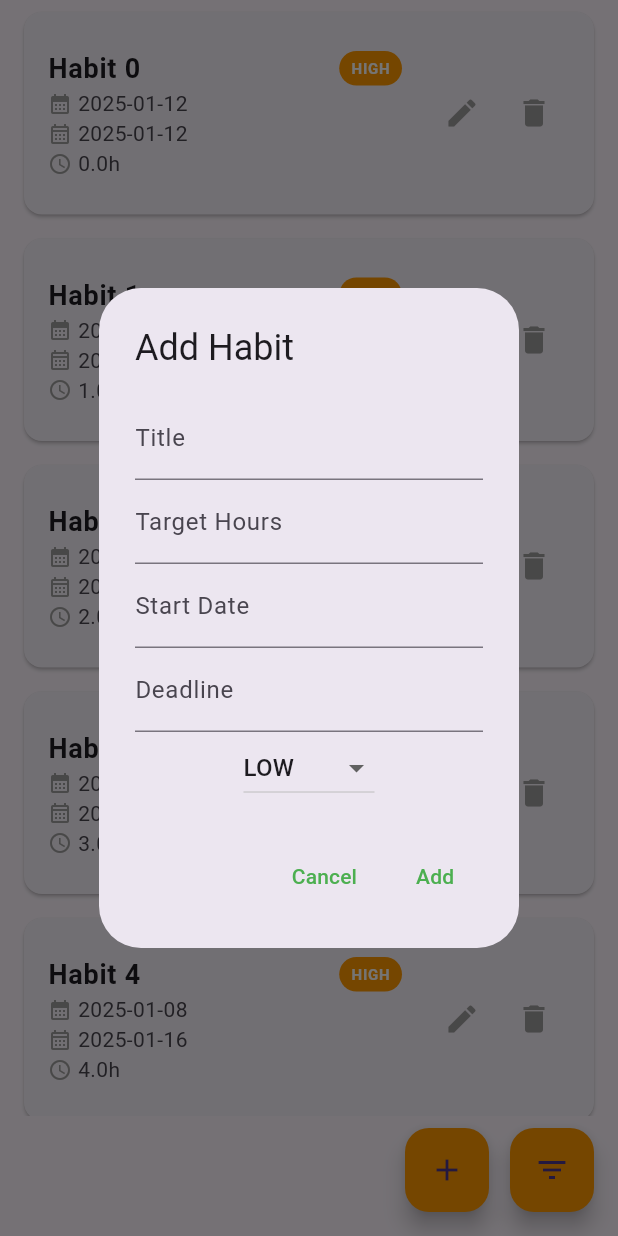
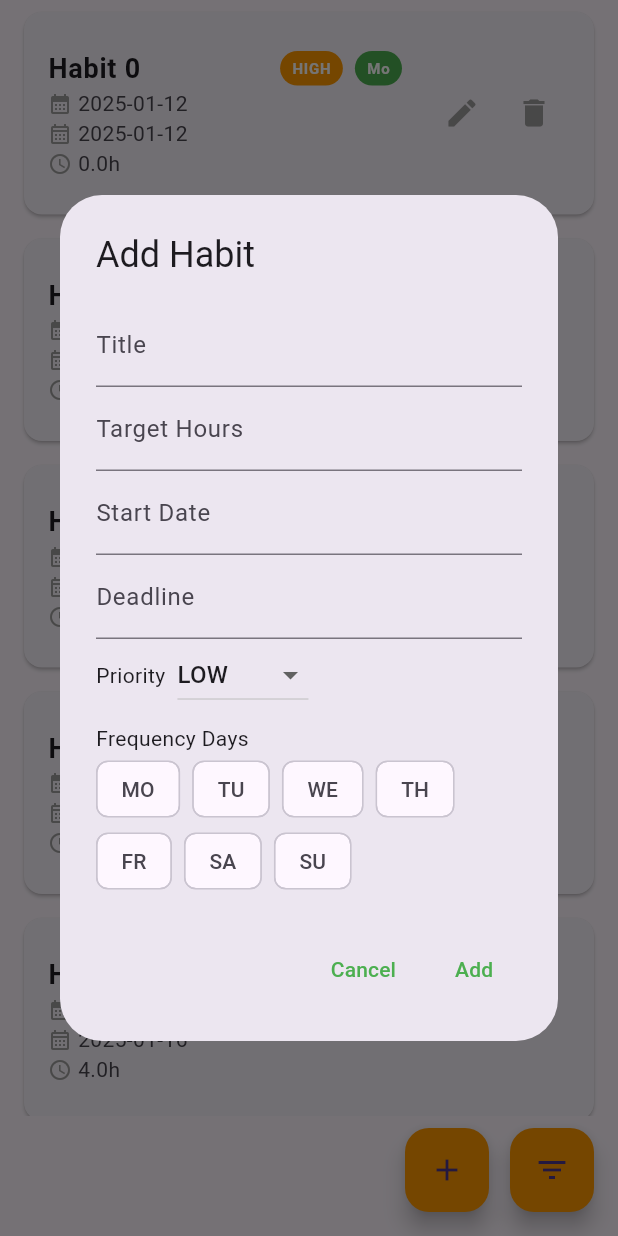
Before and after one commit to sk4ndal-commits/habitlyy, a Flutter app: the HabitsView screen opened directly, after a tap on the "add" icon, on a phone screen of 412 x 824 dp. Run offline on Flutter 3.47's test engine with Material 3 defaults, Android fonts, the light colour scheme and no system bars; our stand-ins replace get_it.

Commit message:
Add frequency to add habit button

```diff
--- a/lib/views/habits/habit_view.dart
+++ b/lib/views/habits/habit_view.dart
@@ -1,5 +1,6 @@
 import 'package:flutter/material.dart';
 
+import '../../enums/frequency_days.dart';
 import '../../enums/habit_priority.dart';
 import '../../viewmodels/habits/habit_viewmodel.dart';
 
@@ -43,6 +44,22 @@ class HabitView extends StatelessWidget {
                 ),
               ),
             ),
+            SizedBox(width: 8.0),
+            Container(
+              padding: EdgeInsets.symmetric(horizontal: 8.0, vertical: 4.0),
+              decoration: BoxDecoration(
+                color: Colors.green,
+                borderRadius: BorderRadius.circular(12.0),
+              ),
+              child: Text(
+                _abbreviateFrequencyDays(habit.frequencyDays),
+                style: TextStyle(
+                  color: Colors.white,
+                  fontSize: 10.0,
+                  fontWeight: FontWeight.bold,
+                ),
+              ),
+            ),
           ],
         ),
         subtitle: Column(
@@ -57,7 +74,8 @@ class HabitView extends StatelessWidget {
             ),
             Row(
               children: [
-                Icon(Icons.calendar_month_outlined, size: 16.0, color: Colors.grey),
+                Icon(Icons.calendar_month_outlined,
+                    size: 16.0, color: Colors.grey),
                 SizedBox(width: 4.0),
                 Text('${habit.deadline.toLocal().toString().split(' ')[0]}'),
               ],
@@ -80,6 +98,30 @@ class HabitView extends StatelessWidget {
         ),
       ),
     );
+  }
+
+  String _abbreviateFrequencyDays(List<FrequencyDays>? frequencyDays) {
+    if (frequencyDays == null || frequencyDays.isEmpty) {
+      return '';
+    }
+    return frequencyDays.map((day) {
+      switch (day) {
+        case FrequencyDays.MONDAY:
+          return 'Mo';
+        case FrequencyDays.TUESDAY:
+          return 'Tu';
+        case FrequencyDays.WEDNESDAY:
+          return 'We';
+        case FrequencyDays.THURSDAY:
+          return 'Th';
+        case FrequencyDays.FRIDAY:
+          return 'Fr';
+        case FrequencyDays.SATURDAY:
+          return 'Sa';
+        case FrequencyDays.SUNDAY:
+          return 'Su';
+      }
+    }).join(', ');
   }
 
   Widget _buildEditButton(BuildContext context) {
--- a/lib/views/habits/habits_list_view.dart
+++ b/lib/views/habits/habits_list_view.dart
@@ -1,5 +1,6 @@
 import 'package:flutter/material.dart';
 import 'package:habitlyy/service_locator.dart';
+import '../../enums/frequency_days.dart';
 import '../../enums/habit_priority.dart';
 import '../../services/habits/habits_service.dart';
 import '../../viewmodels/habits/habit_viewmodel.dart';
@@ -42,6 +43,8 @@ class _HabitsViewState extends State<HabitsView> {
     TextEditingController deadlineController,
     HabitPriority priority,
   ) {
+    List<FrequencyDays> selectedFrequencyDays = [];
+
     showDialog(
       context: context,
       builder: (BuildContext context) {
@@ -97,6 +100,10 @@ class _HabitsViewState extends State<HabitsView> {
                   }
                 },
               ),
+              Row(
+                children: [
+                  Text('Priority'),
+                  SizedBox(width: 8.0),
                   DropdownButton<HabitPriority>(
                     value: priority,
                     onChanged: (HabitPriority? newValue) {
@@ -110,6 +117,36 @@ class _HabitsViewState extends State<HabitsView> {
                         child: Text(classType.toString().split('.').last),
                       );
                     }).toList(),
+                  ),
+                ],
+              ),
+              SizedBox(height: 8.0),
+              Column(
+                crossAxisAlignment: CrossAxisAlignment.start,
+                children: [
+                  Align(
+                    alignment: Alignment.centerLeft,
+                    child: Text('Frequency Days'),
+                  ),
+                  SizedBox(width: 8.0),
+                  Wrap(
+                    spacing: 8.0,
+                    children: FrequencyDays.values.map((day) {
+                      return ChoiceChip(
+                        label: Text(
+                            day.toString().split('.').last.substring(0, 2)),
+                        selected: selectedFrequencyDays.contains(day),
+                        onSelected: (bool selected) {
+                          setState(() {
+                            selected
+                                ? selectedFrequencyDays.add(day)
+                                : selectedFrequencyDays.remove(day);
+                          });
+                        },
+                      );
+                    }).toList(),
+                  ),
+                ],
               ),
             ],
           ),
@@ -132,7 +169,7 @@ class _HabitsViewState extends State<HabitsView> {
                   startDate: DateTime.parse(startDateController.text),
                   deadline: DateTime.parse(deadlineController.text),
                   targetHours: double.parse(targetHoursController.text),
-                  frequencyDays: null,
+                  frequencyDays: selectedFrequencyDays,
                 );
                 setState(() {
                   habitsService.addHabit(newHabit);
```
Also changed, not shown: lib/repositories/habits/habits_dummy_repository.dart (+20 -6 lines). Lines whose indentation alone changed are shown as unchanged.
